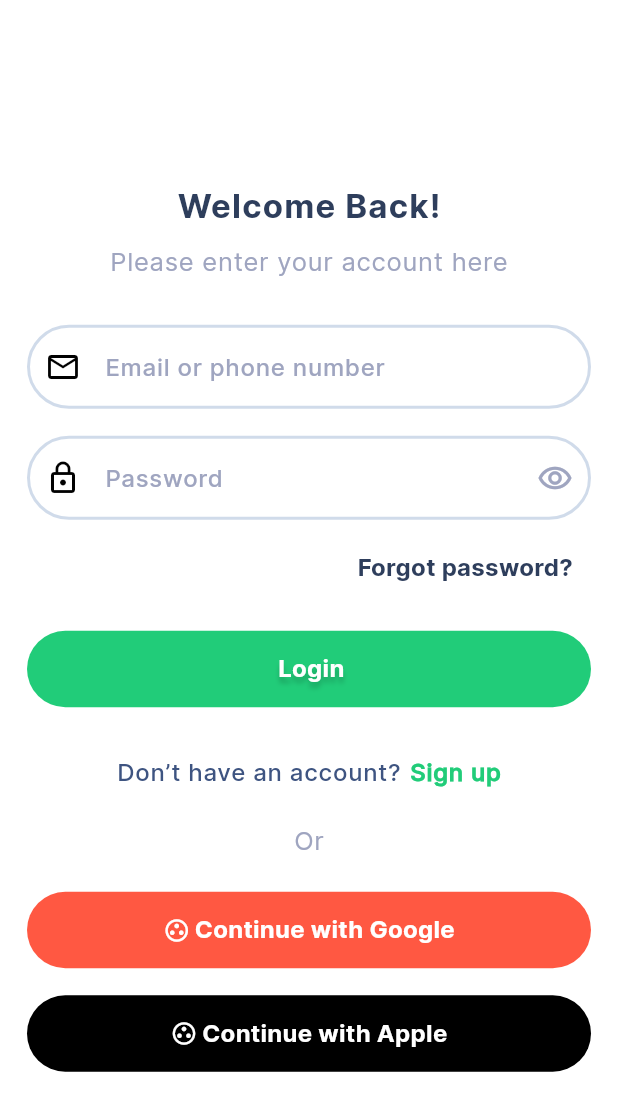
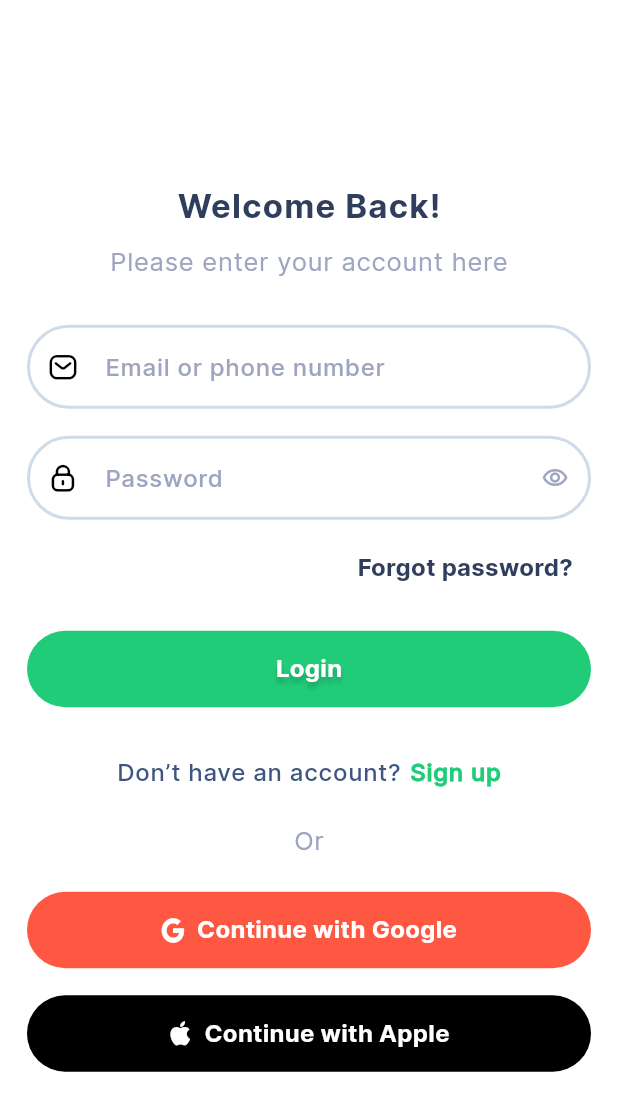
Before and after one commit to didierganthier/cook-snap, a Flutter app: the screen it shows after launch, on a phone screen of 412 x 824 dp. Shown: the top 1111 px of the screen. Run offline on Flutter 3.47's test engine with Material 3 defaults, Android fonts, the phone set to English and light mode, and no system bars; our stand-ins replace flutter_dotenv, google_sign_in, sign_in_with_apple, supabase_flutter; accounts and stored records are empty.

Commit message:
fix: update app icons

```diff
--- a/lib/app/ui/screens/login/login_page.dart
+++ b/lib/app/ui/screens/login/login_page.dart
@@ -4,6 +4,7 @@ import 'package:cook_snap/app/data/services/supabase_service.dart';
 import 'package:cook_snap/app/ui/widgets/page_specific/login_page/email_password_form.dart';
 import 'package:cook_snap/app/ui/widgets/page_specific/login_page/sign_up_cta.dart';
 import 'package:cook_snap/app/ui/widgets/shared/call_to_action.dart';
+import 'package:cook_snap/utils/cook_snap_icons.dart';
 import 'package:flutter/material.dart';
 
 class LoginPage extends StatelessWidget {
@@ -45,7 +46,7 @@ class LoginPage extends StatelessWidget {
                   CallToAction(
                     text: cms.googleCtaLabel,
                     type: CallToActionType.danger,
-                    icon: Icons.group_work_outlined,
+                    icon: CookSnapIcons.google,
                     onPressed: () {
                       SupabaseService().signInWithGoogle();
                     },
@@ -54,7 +55,7 @@ class LoginPage extends StatelessWidget {
                   CallToAction(
                     text: cms.appleCtaLabel,
                     type: CallToActionType.dark,
-                    icon: Icons.group_work_outlined,
+                    icon: CookSnapIcons.apple,
                     onPressed: () {},
                   ),
                 ],
--- a/lib/app/ui/widgets/shared/call_to_action.dart
+++ b/lib/app/ui/widgets/shared/call_to_action.dart
@@ -83,12 +83,8 @@ class CallToAction extends StatelessWidget {
       }
     }
 
-    var iconItem = icon != null
-        ? Icon(
-            icon,
-            color: getTextColor(),
-          )
-        : null;
+    Icon? iconItem =
+        icon != null ? Icon(icon, color: getTextColor(), size: 16.0) : null;
 
     Widget callToActionWidget = TextButton(
       style: getButtonTheme().style,
@@ -98,9 +94,10 @@ class CallToAction extends StatelessWidget {
         padding: EdgeInsets.symmetric(vertical: getSize(), horizontal: 0),
         child: Row(
           mainAxisAlignment: MainAxisAlignment.center,
+          crossAxisAlignment: CrossAxisAlignment.center,
           children: [
-            Container(child: iconItem),
-            const SizedBox(width: 3.0),
+            iconItem ?? const SizedBox(width: 0.0),
+            SizedBox(width: icon != null ? 8.0 : 0.0),
             Text(
               text,
               style: TextThemes.ctaTextStyle.copyWith(
--- a/lib/app/ui/widgets/shared/input_field.dart
+++ b/lib/app/ui/widgets/shared/input_field.dart
@@ -1,4 +1,5 @@
 import 'package:cook_snap/app/constants/app_constants.dart';
+import 'package:cook_snap/utils/cook_snap_icons.dart';
 import 'package:flutter/material.dart';
 
 enum InputFieldType { email, password }
@@ -37,18 +38,21 @@ class _InputFieldState extends State<InputField> {
       IconData iconData;
       switch (widget.type) {
         case InputFieldType.email:
-          iconData = Icons.email_outlined;
+          iconData = CookSnapIcons.message;
         case InputFieldType.password:
-          iconData = Icons.lock_outline;
+          iconData = CookSnapIcons.lock;
       }
-      return Icon(iconData);
+      return Icon(iconData, size: 18.0);
     }
 
     Widget? getSuffixIcon() {
       switch (widget.type) {
         case InputFieldType.password:
           return IconButton(
-            icon: const Icon(Icons.remove_red_eye_outlined),
+            icon: const Icon(
+              Icons.remove_red_eye_outlined,
+              size: 18.0,
+            ),
             color: AppColors.secondaryColor,
             onPressed: () {
               setState(() {
```
